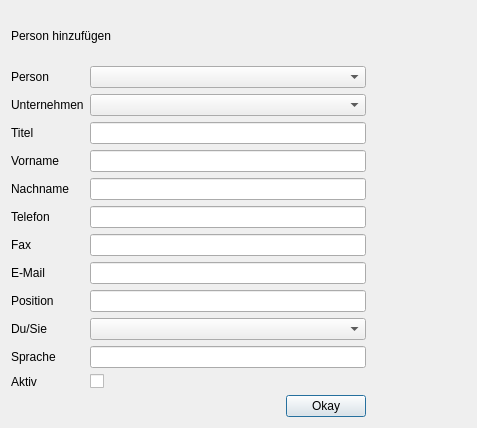
Old version of the form person.ui in the repository green-lion-racing/glr-database.
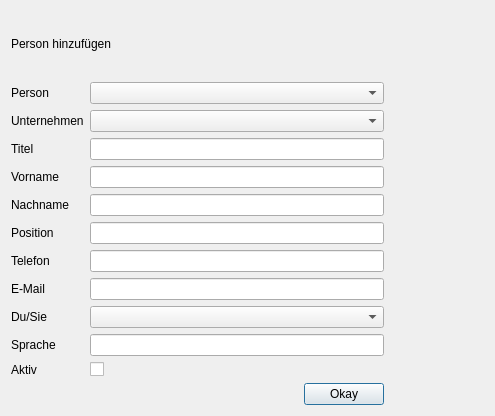
New version of the form.

```diff
--- a/person.ui
+++ b/person.ui
@@ -6,8 +6,8 @@
    <rect>
     <x>0</x>
     <y>0</y>
-    <width>477</width>
-    <height>428</height>
+    <width>495</width>
+    <height>416</height>
    </rect>
   </property>
   <property name="windowTitle">
@@ -34,6 +34,20 @@
        <property name="rightMargin">
         <number>100</number>
        </property>
+       <item row="0" column="0">
+        <widget class="QLabel" name="label_11">
+         <property name="text">
+          <string>Person</string>
+         </property>
+        </widget>
+       </item>
+       <item row="0" column="1">
+        <widget class="QComboBox" name="cb_person">
+         <property name="placeholderText">
+          <string>Person...</string>
+         </property>
+        </widget>
+       </item>
        <item row="1" column="0">
         <widget class="QLabel" name="label_1">
          <property name="text">
@@ -78,7 +92,10 @@
        <item row="4" column="1">
         <widget class="QLineEdit" name="le_surname"/>
        </item>
-       <item row="5" column="0">
+       <item row="6" column="1">
+        <widget class="QLineEdit" name="le_phone"/>
+       </item>
+       <item row="6" column="0">
         <widget class="QLabel" name="label_4">
          <property name="text">
           <string>Telefon</string>
@@ -86,17 +103,17 @@
         </widget>
        </item>
        <item row="5" column="1">
-        <widget class="QLineEdit" name="le_phone"/>
+        <widget class="QLineEdit" name="le_position"/>
        </item>
-       <item row="6" column="0">
-        <widget class="QLabel" name="label_5">
+       <item row="5" column="0">
+        <widget class="QLabel" name="label_10">
          <property name="text">
-          <string>Fax</string>
+          <string>Position</string>
          </property>
         </widget>
        </item>
-       <item row="6" column="1">
-        <widget class="QLineEdit" name="le_fax"/>
+       <item row="7" column="1">
+        <widget class="QLineEdit" name="le_email"/>
        </item>
        <item row="7" column="0">
         <widget class="QLabel" name="label_6">
@@ -105,34 +122,60 @@
          </property>
         </widget>
        </item>
-       <item row="7" column="1">
-        <widget class="QLineEdit" name="le_email"/>
-       </item>
-       <item row="9" column="0">
-        <widget class="QLabel" name="label_10">
-         <property name="text">
-          <string>Position</string>
-         </property>
-        </widget>
-       </item>
-       <item row="9" column="1">
-        <widget class="QLineEdit" name="le_position"/>
-       </item>
-       <item row="10" column="0">
+       <item row="8" column="0">
         <widget class="QLabel" name="label_7">
          <property name="text">
           <string>Du/Sie</string>
          </property>
         </widget>
        </item>
-       <item row="13" column="0">
+       <item row="8" column="1">
+        <widget class="QComboBox" name="cb_you">
+         <property name="editable">
+          <bool>false</bool>
+         </property>
+         <property name="currentText">
+          <string/>
+         </property>
+         <property name="iconSize">
+          <size>
+           <width>16</width>
+           <height>16</height>
+          </size>
+         </property>
+         <property name="placeholderText">
+          <string>Anrede...</string>
+         </property>
+         <property name="frame">
+          <bool>true</bool>
+         </property>
+        </widget>
+       </item>
+       <item row="9" column="0">
         <widget class="QLabel" name="label_9">
          <property name="text">
           <string>Sprache</string>
          </property>
         </widget>
        </item>
-       <item row="15" column="1">
+       <item row="9" column="1">
+        <widget class="QLineEdit" name="le_language"/>
+       </item>
+       <item row="10" column="1">
+        <widget class="QCheckBox" name="cb_active">
+         <property name="text">
+          <string/>
+         </property>
+        </widget>
+       </item>
+       <item row="10" column="0">
+        <widget class="QLabel" name="label_12">
+         <property name="text">
+          <string>Aktiv</string>
+         </property>
+        </widget>
+       </item>
+       <item row="11" column="1">
         <layout class="QHBoxLayout" name="horizontalLayout">
          <item>
           <spacer name="horizontalSpacer">
@@ -159,59 +202,6 @@
          </item>
         </layout>
        </item>
-       <item row="0" column="1">
-        <widget class="QComboBox" name="cb_person">
-         <property name="placeholderText">
-          <string>Person...</string>
-         </property>
-        </widget>
-       </item>
-       <item row="0" column="0">
-        <widget class="QLabel" name="label_11">
-         <property name="text">
-          <string>Person</string>
-         </property>
-        </widget>
-       </item>
-       <item row="14" column="1">
-        <widget class="QCheckBox" name="cb_active">
-         <property name="text">
-          <string/>
-         </property>
-        </widget>
-       </item>
-       <item row="14" column="0">
-        <widget class="QLabel" name="label_12">
-         <property name="text">
-          <string>Aktiv</string>
-         </property>
-        </widget>
-       </item>
-       <item row="13" column="1">
-        <widget class="QLineEdit" name="le_language"/>
-       </item>
-       <item row="10" column="1">
-        <widget class="QComboBox" name="cb_you">
-         <property name="editable">
-          <bool>false</bool>
-         </property>
-         <property name="currentText">
-          <string/>
-         </property>
-         <property name="iconSize">
-          <size>
-           <width>16</width>
-           <height>16</height>
-          </size>
-         </property>
-         <property name="placeholderText">
-          <string>Anrede...</string>
-         </property>
-         <property name="frame">
-          <bool>true</bool>
-         </property>
-        </widget>
-       </item>
       </layout>
      </item>
     </layout>
```
Left out of the diff: 7 changed lines with no effect on the pictures.
